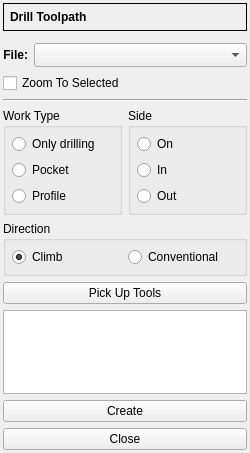
Above: plugins/gcode/drill/drillform.ui from XRay3D/GERBER_X3 before the change. Below: the same form after it.
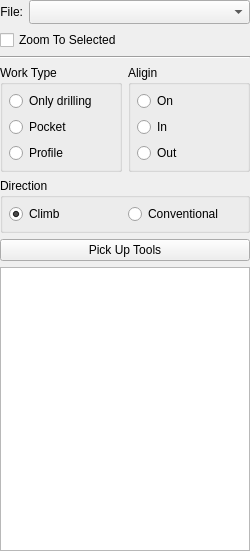
That is the form after the change. Custom widgets are drawn as their Qt base class.

```diff
--- a/plugins/gcode/drill/drillform.ui
+++ b/plugins/gcode/drill/drillform.ui
@@ -7,7 +7,7 @@
     <x>0</x>
     <y>0</y>
     <width>250</width>
-    <height>453</height>
+    <height>551</height>
    </rect>
   </property>
   <property name="minimumSize">
@@ -21,145 +21,31 @@
   </property>
   <layout class="QGridLayout" name="gridLayout">
    <property name="leftMargin">
-    <number>3</number>
+    <number>0</number>
    </property>
    <property name="topMargin">
-    <number>3</number>
+    <number>0</number>
    </property>
    <property name="rightMargin">
-    <number>3</number>
+    <number>0</number>
    </property>
    <property name="bottomMargin">
-    <number>3</number>
+    <number>0</number>
    </property>
-   <item row="5" column="0" colspan="2">
-    <widget class="QCheckBox" name="chbxZoomToSelected">
-     <property name="text">
-      <string>Zoom To Selected</string>
-     </property>
-    </widget>
-   </item>
-   <item row="0" column="0" colspan="2">
-    <widget class="QFrame" name="frame">
-     <property name="sizePolicy">
-      <sizepolicy hsizetype="Preferred" vsizetype="Fixed">
-       <horstretch>0</horstretch>
-       <verstretch>0</verstretch>
-      </sizepolicy>
-     </property>
-     <property name="frameShape">
-      <enum>QFrame::Box</enum>
-     </property>
-     <property name="frameShadow">
-      <enum>QFrame::Plain</enum>
-     </property>
-     <layout class="QVBoxLayout" name="verticalLayout_2">
-      <property name="leftMargin">
-       <number>6</number>
-      </property>
-      <property name="topMargin">
-       <number>6</number>
-      </property>
-      <property name="rightMargin">
-       <number>6</number>
-      </property>
-      <property name="bottomMargin">
-       <number>6</number>
-      </property>
-      <item>
-       <widget class="QLabel" name="label">
-        <property name="font">
-         <font>
-          <weight>75</weight>
-          <bold>true</bold>
-         </font>
-        </property>
-        <property name="text">
-         <string>Drill Toolpath</string>
-        </property>
-       </widget>
-      </item>
-     </layout>
-    </widget>
-   </item>
-   <item row="12" column="0" colspan="2">
-    <widget class="QPushButton" name="pbCreate">
-     <property name="text">
-      <string>Create</string>
-     </property>
-    </widget>
-   </item>
-   <item row="3" column="0">
-    <widget class="QLabel" name="label_3">
-     <property name="sizePolicy">
-      <sizepolicy hsizetype="Fixed" vsizetype="Preferred">
-       <horstretch>0</horstretch>
-       <verstretch>0</verstretch>
-      </sizepolicy>
-     </property>
-     <property name="font">
-      <font>
-       <weight>75</weight>
-       <bold>true</bold>
-      </font>
-     </property>
-     <property name="text">
-      <string>File:</string>
-     </property>
-     <property name="alignment">
-      <set>Qt::AlignRight|Qt::AlignTrailing|Qt::AlignVCenter</set>
-     </property>
-    </widget>
-   </item>
+   <property name="spacing">
+    <number>6</number>
+   </property>
    <item row="8" column="0" colspan="2">
-    <widget class="QGroupBox" name="grbxDirection">
-     <property name="title">
-      <string>Direction</string>
-     </property>
-     <layout class="QHBoxLayout" name="horizontalLayout">
-      <property name="leftMargin">
-       <number>6</number>
-      </property>
-      <property name="topMargin">
-       <number>6</number>
-      </property>
-      <property name="rightMargin">
-       <number>6</number>
-      </property>
-      <property name="bottomMargin">
-       <number>6</number>
-      </property>
-      <item>
-       <widget class="QRadioButton" name="rbClimb">
-        <property name="text">
-         <string>Climb</string>
-        </property>
-        <property name="checked">
-         <bool>true</bool>
-        </property>
-       </widget>
-      </item>
-      <item>
-       <widget class="QRadioButton" name="rbConventional">
-        <property name="text">
-         <string>Conventional</string>
-        </property>
-       </widget>
-      </item>
-     </layout>
-    </widget>
-   </item>
-   <item row="13" column="0" colspan="2">
-    <widget class="QPushButton" name="pbClose">
-     <property name="text">
-      <string>Close</string>
-     </property>
-    </widget>
-   </item>
-   <item row="10" column="0" colspan="2">
     <widget class="QTableView" name="toolTable"/>
    </item>
-   <item row="7" column="0" colspan="2">
+   <item row="3" column="0" colspan="2">
+    <widget class="QCheckBox" name="chbxZoomToSelected">
+     <property name="text">
+      <string>Zoom To Selected</string>
+     </property>
+    </widget>
+   </item>
+   <item row="5" column="0" colspan="2">
     <layout class="QHBoxLayout" name="horizontalLayout_4">
      <property name="topMargin">
       <number>0</number>
@@ -209,7 +95,7 @@
      <item>
       <widget class="QGroupBox" name="grbxSide">
        <property name="title">
-        <string>Side</string>
+        <string>Aligin</string>
        </property>
        <layout class="QVBoxLayout" name="verticalLayout">
         <property name="leftMargin">
@@ -250,47 +136,83 @@
      </item>
     </layout>
    </item>
+   <item row="1" column="0">
+    <widget class="QLabel" name="label_3">
+     <property name="sizePolicy">
+      <sizepolicy hsizetype="Fixed" vsizetype="Preferred">
+       <horstretch>0</horstretch>
+       <verstretch>0</verstretch>
+      </sizepolicy>
+     </property>
+     <property name="text">
+      <string>File:</string>
+     </property>
+     <property name="alignment">
+      <set>Qt::AlignRight|Qt::AlignTrailing|Qt::AlignVCenter</set>
+     </property>
+    </widget>
+   </item>
+   <item row="7" column="0" colspan="2">
+    <widget class="QPushButton" name="pbPickUpTools">
+     <property name="text">
+      <string>Pick Up Tools</string>
+     </property>
+    </widget>
+   </item>
    <item row="6" column="0" colspan="2">
-    <widget class="Line" name="line">
-     <property name="orientation">
-      <enum>Qt::Horizontal</enum>
+    <widget class="QGroupBox" name="grbxDirection">
+     <property name="title">
+      <string>Direction</string>
      </property>
+     <layout class="QHBoxLayout" name="horizontalLayout">
+      <property name="leftMargin">
+       <number>6</number>
+      </property>
+      <property name="topMargin">
+       <number>6</number>
+      </property>
+      <property name="rightMargin">
+       <number>6</number>
+      </property>
+      <property name="bottomMargin">
+       <number>6</number>
+      </property>
+      <item>
+       <widget class="QRadioButton" name="rbClimb">
+        <property name="text">
+         <string>Climb</string>
+        </property>
+        <property name="checked">
+         <bool>true</bool>
+        </property>
+       </widget>
+      </item>
+      <item>
+       <widget class="QRadioButton" name="rbConventional">
+        <property name="text">
+         <string>Conventional</string>
+        </property>
+       </widget>
+      </item>
+     </layout>
     </widget>
    </item>
-   <item row="2" column="0" colspan="2">
-    <widget class="DepthForm" name="dsbxDepth" native="true">
-     <property name="sizePolicy">
-      <sizepolicy hsizetype="Expanding" vsizetype="Preferred">
-       <horstretch>0</horstretch>
-       <verstretch>0</verstretch>
-      </sizepolicy>
-     </property>
-    </widget>
-   </item>
-   <item row="3" column="1">
+   <item row="1" column="1">
     <widget class="QComboBox" name="cbxFile">
      <property name="sizeAdjustPolicy">
       <enum>QComboBox::AdjustToMinimumContentsLengthWithIcon</enum>
      </property>
     </widget>
    </item>
-   <item row="9" column="0" colspan="2">
-    <widget class="QPushButton" name="pbPickUpTools">
-     <property name="text">
-      <string>Pick Up Tools</string>
+   <item row="4" column="0" colspan="2">
+    <widget class="Line" name="line">
+     <property name="orientation">
+      <enum>Qt::Horizontal</enum>
      </property>
     </widget>
    </item>
   </layout>
  </widget>
- <customwidgets>
-  <customwidget>
-   <class>DepthForm</class>
-   <extends>QWidget</extends>
-   <header location="global">depthform.h</header>
-   <container>1</container>
-  </customwidget>
- </customwidgets>
  <resources/>
  <connections/>
 </ui>
```
